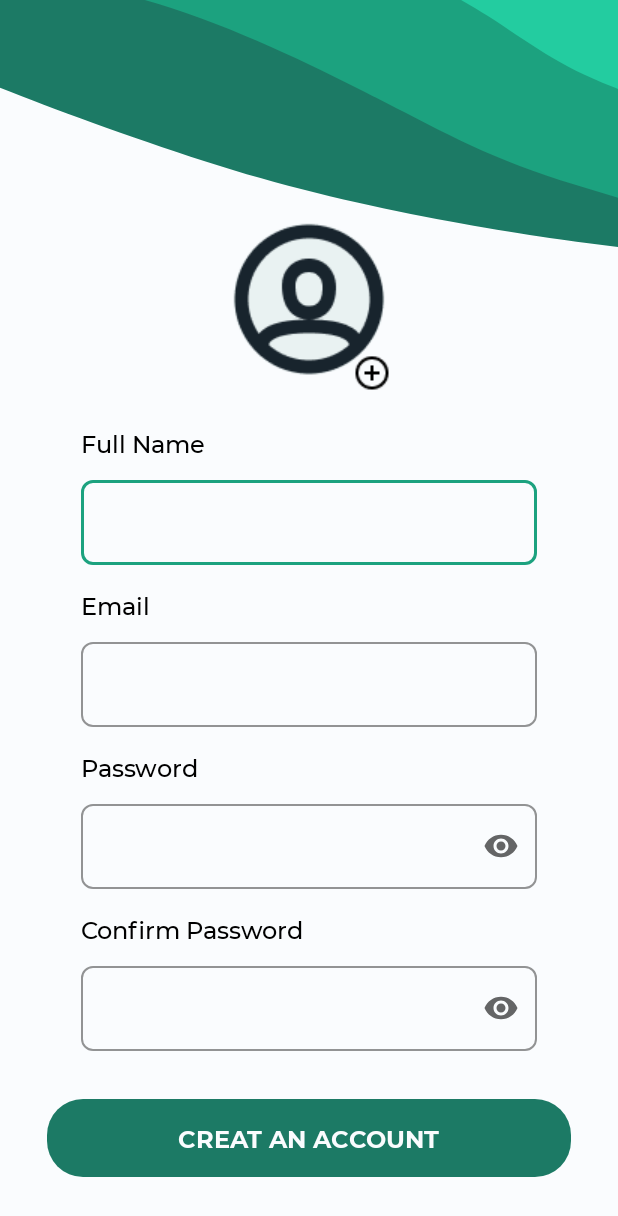
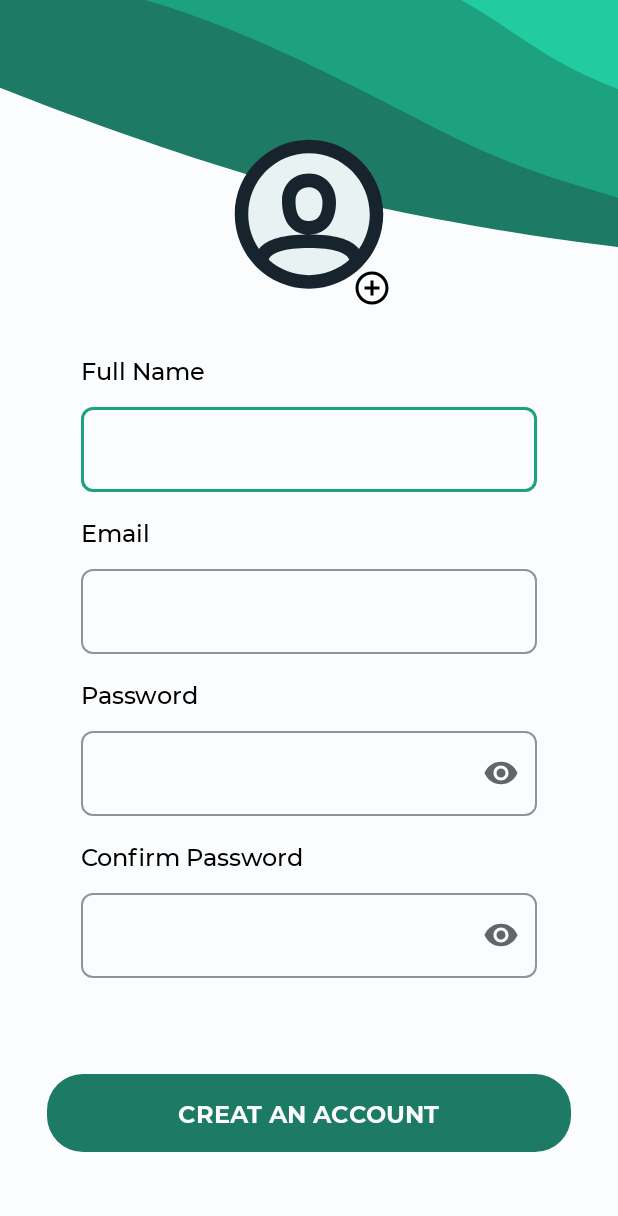
Before and after one commit to withinthemess/coffea, an Android app: the RegistrationActivity screen opened directly, with no data from a screen before it, on a phone screen of 412 x 824 dp. Shown: the top 1216 px of the screen. Run offline under Robolectric (Android 15) with nearby library versions, the phone set to English and light mode, and no system bars.

Commit message:
Minor spacing changes

```diff
--- /dev/null
+++ b/app/src/main/res/drawable/ic_profile.xml
@@ -0,0 +1,17 @@
+<vector xmlns:android="http://schemas.android.com/apk/res/android"
+    android:width="108dp"
+    android:height="115dp"
+    android:viewportWidth="108"
+    android:viewportHeight="115">
+  <path
+      android:pathData="M100,53.5C100,80.838 80.838,102 53.5,102C26.162,102 5.5,80.838 5.5,53.5C5.5,26.162 26.162,5 53.5,5C80.838,5 100,26.162 100,53.5Z"
+      android:fillColor="#E9F2F2"/>
+  <path
+      android:pathData="M54,103.5C26.662,103.5 4.5,81.338 4.5,54C4.5,26.662 26.662,4.5 54,4.5C81.338,4.5 103.5,26.662 103.5,54C103.5,81.338 81.338,103.5 54,103.5ZM87.298,77.061C91.839,70.516 94.5,62.569 94.5,54C94.5,31.632 76.368,13.5 54,13.5C31.632,13.5 13.5,31.632 13.5,54C13.5,62.569 16.161,70.517 20.702,77.061C25.765,70.373 37.662,67.501 53.988,67.5C43.918,67.494 36,60.417 36,45C36,34.901 43.106,27 54,27C64.864,27 72,35.647 72,45.9C72,60.655 63.985,67.497 54.007,67.5C70.336,67.501 82.234,70.372 87.298,77.061ZM80.841,84.329C79.524,79.593 70.062,76.5 54,76.5C37.938,76.5 28.476,79.593 27.159,84.329C34.305,90.658 43.704,94.5 54,94.5C64.296,94.5 73.695,90.658 80.841,84.329ZM45,45C45,55.212 48.682,58.5 54,58.5C59.3,58.5 63,55.343 63,45.9C63,40.277 59.47,36 54,36C48.302,36 45,39.671 45,45Z"
+      android:fillColor="#18242D"
+      android:fillType="evenOdd"/>
+  <path
+      android:pathData="M96,114C89.925,114 85,109.075 85,103C85,96.925 89.925,92 96,92C102.075,92 107,96.925 107,103C107,109.075 102.075,114 96,114ZM96,112C100.971,112 105,107.971 105,103C105,98.029 100.971,94 96,94C91.029,94 87,98.029 87,103C87,107.971 91.029,112 96,112ZM101,102H97V98H95V102H91V104H95V108H97V104H101V102Z"
+      android:fillColor="#000000"
+      android:fillType="evenOdd"/>
+</vector>
--- a/app/src/main/res/layout/activity_registration.xml
+++ b/app/src/main/res/layout/activity_registration.xml
@@ -19,26 +19,18 @@
         app:layout_constraintTop_toTopOf="parent"
         app:srcCompat="@drawable/illus_reg" />
 
-    <ImageView
-        android:id="@+id/img_profile"
-        android:layout_width="wrap_content"
-        android:layout_height="wrap_content"
-        android:layout_marginTop="145dp"
-        app:layout_constraintEnd_toEndOf="parent"
-        app:layout_constraintStart_toStartOf="parent"
-        app:layout_constraintTop_toTopOf="parent"
-        app:srcCompat="@drawable/img_profile_reg" />
+
 
     <LinearLayout
         android:id="@+id/linearLayout"
         android:layout_width="304dp"
         android:layout_height="wrap_content"
         android:layout_gravity="center_horizontal"
-        android:layout_marginTop="24dp"
+        android:layout_marginBottom="64dp"
         android:orientation="vertical"
+        app:layout_constraintBottom_toTopOf="@+id/btn_joinUs"
         app:layout_constraintEnd_toEndOf="parent"
-        app:layout_constraintStart_toStartOf="parent"
-        app:layout_constraintTop_toBottomOf="@+id/img_profile">
+        app:layout_constraintStart_toStartOf="parent">
 
         <TextView
             style="@style/Body"
@@ -74,14 +66,12 @@
         </com.google.android.material.textfield.TextInputLayout>
 
 
-
         <TextView
             style="@style/Body"
             android:layout_width="wrap_content"
             android:layout_height="wrap_content"
-            android:text="Email"
             android:layout_marginTop="16dp"
-            />
+            android:text="Email" />
 
 
         <!--
@@ -178,12 +168,12 @@
         android:id="@+id/btn_joinUs"
         android:layout_width="wrap_content"
         android:layout_height="wrap_content"
-        android:layout_marginTop="32dp"
+        android:layout_marginBottom="56dp"
         android:focusable="auto"
         android:onClick="toOnBoarding"
+        app:layout_constraintBottom_toBottomOf="parent"
         app:layout_constraintEnd_toEndOf="parent"
         app:layout_constraintStart_toStartOf="parent"
-        app:layout_constraintTop_toBottomOf="@+id/linearLayout"
         app:srcCompat="@drawable/btn_joinus" />
 
     <TextView
@@ -198,4 +188,14 @@
         app:layout_constraintStart_toStartOf="@+id/btn_joinUs"
         app:layout_constraintTop_toTopOf="@+id/btn_joinUs" />
 
+    <ImageView
+        android:id="@+id/imageView4"
+        android:layout_width="wrap_content"
+        android:layout_height="wrap_content"
+        android:layout_marginBottom="32dp"
+        app:layout_constraintBottom_toTopOf="@+id/linearLayout"
+        app:layout_constraintEnd_toEndOf="parent"
+        app:layout_constraintStart_toStartOf="parent"
+        app:srcCompat="@drawable/ic_profile" />
+
 </androidx.constraintlayout.widget.ConstraintLayout>
```
Also changed, not shown: app/src/main/res/layout/activity_landing_screen.xml (+11 -11 lines), app/src/main/res/drawable/img_profile_reg.png (deleted).
